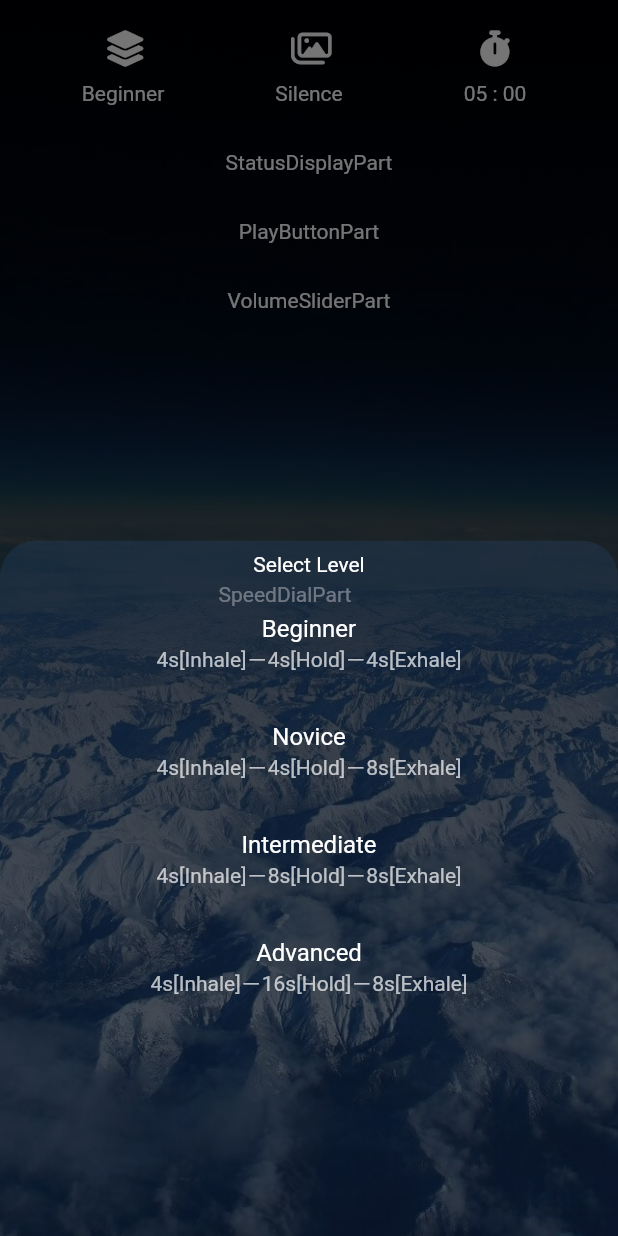
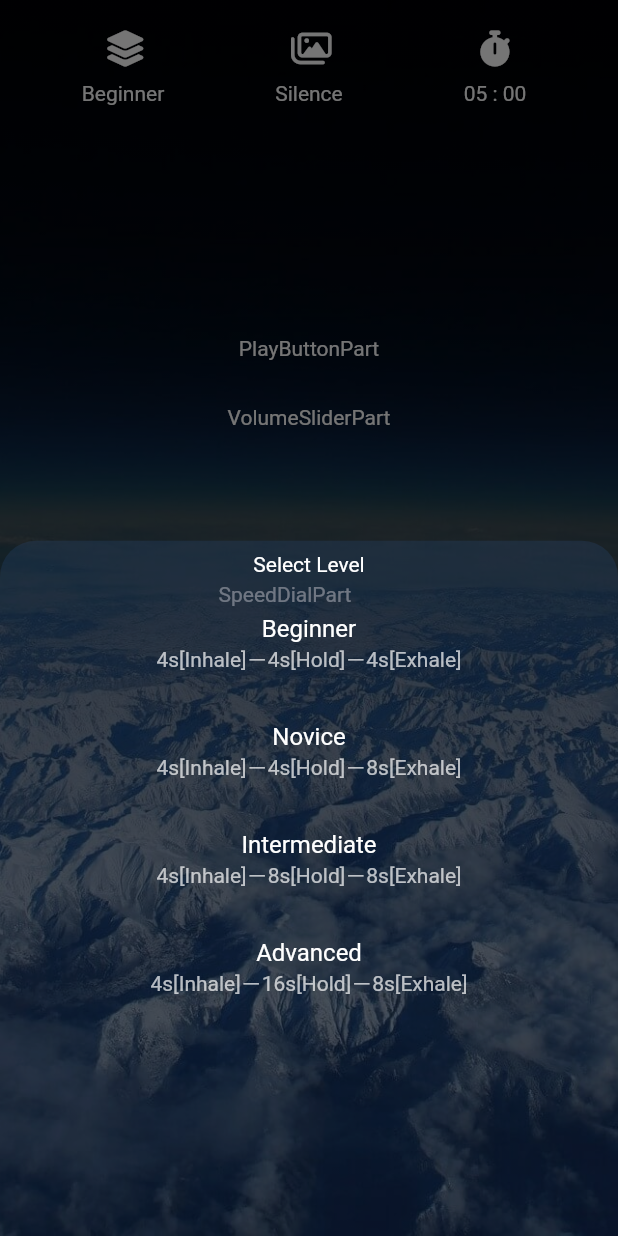
Before and after one commit to hidechy/flutter_minpro_meditation, a Flutter app: the HomeScreen screen opened directly, after a tap on "Beginner", on a phone screen of 412 x 824 dp. Run offline on Flutter 3.47's test engine with Material 2 defaults, Android fonts, the light colour scheme and no system bars; our stand-ins replace fluttertoast, font_awesome_flutter, intro_slider, shared_preferences; accounts and stored records are empty.

Commit message:
commit 20230517 start display part

```diff
--- a/lib/screens/home/components/dialog/theme_setting_dialog.dart
+++ b/lib/screens/home/components/dialog/theme_setting_dialog.dart
@@ -1,4 +1,4 @@
-// ignore_for_file: must_be_immutable
+// ignore_for_file: must_be_immutable, cascade_invocations
 
 import 'package:flutter/material.dart';
 import 'package:provider/provider.dart';
--- a/lib/screens/home/components/status_display_part.dart
+++ b/lib/screens/home/components/status_display_part.dart
@@ -1,15 +1,95 @@
+// ignore_for_file: must_be_immutable
+
 import 'package:flutter/material.dart';
+import 'package:provider/provider.dart';
+
+import '../../../common/constants.dart';
+import '../../../generated/l10n.dart';
+import '../../../styles/styles.dart';
+import '../../../viewmodels/main_viewmodel.dart';
 
 class StatusDisplayPart extends StatelessWidget {
-  const StatusDisplayPart({super.key});
+  StatusDisplayPart({super.key});
 
+  late BuildContext _context;
+
+  ///
   @override
   Widget build(BuildContext context) {
-    return const Center(
-      child: Text(
-        'StatusDisplayPart',
-        style: TextStyle(color: Colors.white),
-      ),
+    _context = context;
+
+    final runningStatus = context.select<MainViewModel, RunningStatus>(
+      (viewModel) => viewModel.runningStatus,
+    );
+
+    return Column(
+      children: [
+        const SizedBox(height: 10),
+        Text(
+          _upperSmallText(runningStatus: runningStatus),
+          style: statusUpperTextStyle,
+        ),
+        Selector<MainViewModel, int>(
+          selector: (context, viewModel) => viewModel.intervalRemainingSeconds,
+          builder: (context, intervalRemainingSeconds, child) {
+            return Text(
+              _lowerLargeText(
+                runningStatus: runningStatus,
+                intervalRemainingSeconds: intervalRemainingSeconds,
+              ),
+              style: statusLowerTextStyle,
+            );
+          },
+        ),
+      ],
     );
   }
+
+  ///
+  String _upperSmallText({required RunningStatus runningStatus}) {
+    var displayText = '';
+
+    switch (runningStatus) {
+      case RunningStatus.BEFORE_START:
+        displayText = '';
+        break;
+      case RunningStatus.ON_START:
+        displayText = S.of(_context).startsIn;
+        break;
+      case RunningStatus.INHALE:
+        displayText = S.of(_context).inhale;
+        break;
+      case RunningStatus.HOLD:
+        displayText = S.of(_context).hold;
+        break;
+      case RunningStatus.EXHALE:
+        displayText = S.of(_context).exhale;
+        break;
+      case RunningStatus.PAUSE:
+        displayText = S.of(_context).pause;
+        break;
+      case RunningStatus.FINISHED:
+        displayText = '';
+        break;
+    }
+
+    return displayText;
+  }
+
+  ///
+  String _lowerLargeText({
+    required RunningStatus runningStatus,
+    required int intervalRemainingSeconds,
+  }) {
+    var displayText = '';
+
+    if (runningStatus == RunningStatus.BEFORE_START) {
+    } else if (runningStatus == RunningStatus.FINISHED) {
+      displayText = S.of(_context).finished;
+    } else {
+      displayText = intervalRemainingSeconds.toString();
+    }
+
+    return displayText;
+  }
 }
--- a/lib/screens/home/home_screen.dart
+++ b/lib/screens/home/home_screen.dart
@@ -52,7 +52,7 @@ class HomeScreen extends StatelessWidget {
                           children: [
                             HeaderPart(userSettings: userSettings),
                             const SizedBox(height: 30),
-                            const StatusDisplayPart(),
+                            StatusDisplayPart(),
                             const SizedBox(height: 30),
                             const PlayButtonPart(),
                             const SizedBox(height: 30),
--- a/lib/styles/styles.dart
+++ b/lib/styles/styles.dart
@@ -8,3 +8,10 @@ const timeSettingDialogTextStyle = TextStyle(
   fontSize: 18,
   color: Colors.white,
 );
+
+const statusUpperTextStyle = TextStyle(fontSize: 24);
+
+const statusLowerTextStyle = TextStyle(
+  fontSize: 48,
+  fontWeight: FontWeight.bold,
+);
--- a/lib/viewmodels/main_viewmodel.dart
+++ b/lib/viewmodels/main_viewmodel.dart
@@ -37,6 +37,9 @@ class MainViewModel extends ChangeNotifier {
       convertTimeFormat(seconds: remainingTimeSeconds);
 
   ///
+  int intervalRemainingSeconds = 0;
+
+  ///
   Future<void> skipIntro() async {
     await sharedPrefsRepository.skipIntro();
   }
```
